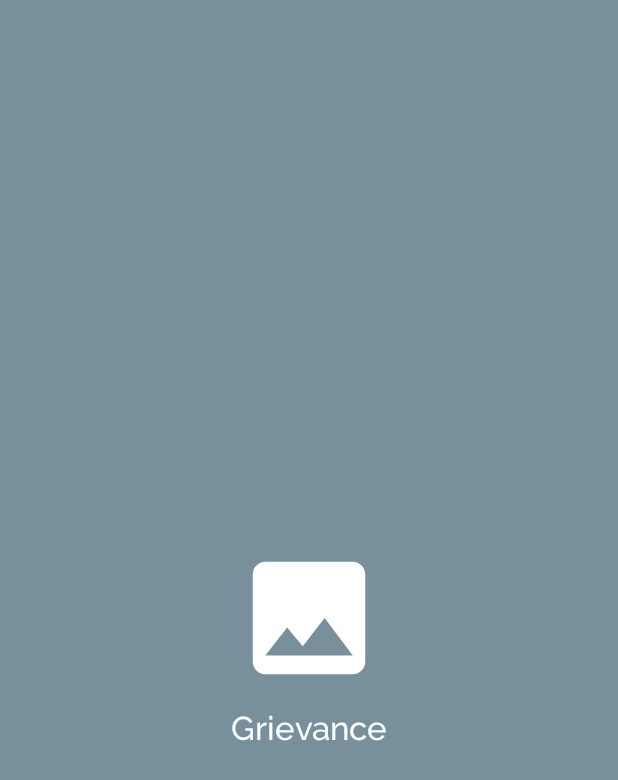
After one commit to abhilashlohar/emitra_app, an Android app: the SplashActivity screen opened directly, with no data from a screen before it, on a phone screen of 412 x 824 dp. The commit adds this screen. Shown: the top 780 px of the screen. Run offline under Robolectric (Android 15) with nearby library versions, the phone set to English and light mode, and no system bars; network calls fail.

Commit message:
First Commit

```diff
--- a/app/src/main/AndroidManifest.xml
+++ b/app/src/main/AndroidManifest.xml
@@ -9,7 +9,7 @@
         android:label="@string/app_name"
         android:supportsRtl="true"
         android:theme="@style/AppTheme">
-        <activity android:name=".activity.LoginActivity">
+        <activity android:name=".activity.SplashActivity">
             <intent-filter>
                 <action android:name="android.intent.action.MAIN" />
 
@@ -22,6 +22,9 @@
                 android:theme="@style/WelcomeScreenTheme" />
             -->
         </activity>
+        <activity
+            android:name=".activity.LoginActivity"
+            android:screenOrientation="portrait" />
         <activity
             android:name=".activity.StartActivity"
             android:screenOrientation="portrait"
--- a/app/src/main/java/com/phppoets/grievance/activity/PaymentStatusActivity.java
+++ b/app/src/main/java/com/phppoets/grievance/activity/PaymentStatusActivity.java
@@ -9,6 +9,7 @@ import android.support.v7.widget.LinearLayoutManager;
 import android.support.v7.widget.RecyclerView;
 import android.util.Log;
 import android.view.View;
+import android.widget.ProgressBar;
 import android.widget.TextView;
 
 import com.phppoets.grievance.R;
@@ -38,11 +39,13 @@ public class PaymentStatusActivity extends AppCompatActivity {
     BillDetail billDetail;
     List<BillDetail> billDetailList;
     CardView card_view;
+    ProgressBar progressBar;
 
     @Override
     protected void onCreate(@Nullable Bundle savedInstanceState) {
         super.onCreate(savedInstanceState);
         setContentView(R.layout.custom_payment_status);
+        progressBar = (ProgressBar) findViewById(R.id.progressBar);
         card_view = (CardView) findViewById(R.id.card_view);
         txtPNRNo = (TextView) findViewById(R.id.txtPNRNo);
         txtAmountShow = (TextView) findViewById(R.id.txtAmountShow);
@@ -80,6 +83,7 @@ public class PaymentStatusActivity extends AppCompatActivity {
                     // request successful (status code 200, 201)
                     // dialog.dismiss();
                     fetchDetailResult = response.body();
+                    progressBar.setVisibility(View.GONE);
                     card_view.setVisibility(View.VISIBLE);
                     Log.d("LoginActivity", "Status Code = " + fetchDetailResult.getResult().getFetchDetails().getBillDetails().toString());
                     if (fetchDetailResult.getResult().getFetchDetails().getTransactionDetails() != null) {
--- /dev/null
+++ b/app/src/main/java/com/phppoets/grievance/activity/SplashActivity.java
@@ -0,0 +1,57 @@
+package com.phppoets.grievance.activity;
+
+import android.content.Context;
+import android.content.Intent;
+import android.content.SharedPreferences;
+import android.os.Bundle;
+import android.os.Handler;
+import android.support.annotation.Nullable;
+import android.support.v7.app.AppCompatActivity;
+import android.widget.TextView;
+
+import com.phppoets.grievance.R;
+import com.phppoets.grievance.support.AppConfig;
+import com.phppoets.grievance.support.UIUtils;
+import com.phppoets.grievance.utility.TSTypeface;
+
+/**
+ * Created by user on 3/20/2017.
+ */
+public class SplashActivity extends AppCompatActivity {
+    Context context = SplashActivity.this;
+    SharedPreferences preferences;
+    Handler handler;
+    Runnable noticeRunnable;
+    TextView txtAppname;
+
+    @Override
+    protected void onCreate(@Nullable Bundle savedInstanceState) {
+        super.onCreate(savedInstanceState);
+        setContentView(R.layout.activit_splash);
+        txtAppname = (TextView) findViewById(R.id.txtAppname);
+        txtAppname.setTypeface(UIUtils.getTypeface(this, TSTypeface.MEDIUM));
+
+
+        preferences = getSharedPreferences(AppConfig.KEY_PREFS_NAME, MODE_PRIVATE);
+        handler = new Handler();
+        noticeRunnable = new Runnable() {
+            @Override
+            public void run() {
+                // TODO Auto-generated method stub
+                if (isLoggedIn()) {
+                    startActivity(new Intent(context, HomeActivity.class));
+                    finish();
+                } else {
+                    startActivity(new Intent(context, LoginActivity.class));
+                    finish();
+                }
+
+            }
+        };
+        handler.postDelayed(noticeRunnable, 3000);
+    }
+
+    public boolean isLoggedIn() {
+        return preferences.getBoolean(AppConfig.KEY_PREFS_ISLOGGED, false);
+    }
+}
--- a/app/src/main/java/com/phppoets/grievance/adapter/BillDetailAdapter.java
+++ b/app/src/main/java/com/phppoets/grievance/adapter/BillDetailAdapter.java
@@ -75,6 +75,7 @@ public class BillDetailAdapter extends RecyclerView.Adapter<BillDetailAdapter.My
 
         public void setFonts() {
             txtLabelValue.setTypeface(UIUtils.getTypeface(mContext, TSTypeface.MEDIUM));
+            txtLabelName.setTypeface(UIUtils.getTypeface(mContext, TSTypeface.MEDIUM));
             /*txtNewsSubTitle.setTypeface(UIUtils.getTypeface(mContext, TSTypeface.LIGHT));
             txtNewsDate.setTypeface(UIUtils.getTypeface(mContext, TSTypeface.LIGHT));
             textViewShare.setTypeface(UIUtils.getTypeface(mContext, TSTypeface.LIGHT));*/
--- /dev/null
+++ b/app/src/main/res/layout/activit_splash.xml
@@ -0,0 +1,25 @@
+<?xml version="1.0" encoding="utf-8"?>
+<RelativeLayout xmlns:android="http://schemas.android.com/apk/res/android"
+    android:layout_width="match_parent"
+    android:layout_height="match_parent"
+    android:background="@color/colorPrimary"
+    android:orientation="vertical">
+
+    <ImageView
+        android:id="@+id/imgIcon"
+        android:layout_width="100dp"
+        android:layout_height="100dp"
+        android:layout_centerInParent="true"
+        android:src="@drawable/ic_image_white" />
+
+    <TextView
+        android:id="@+id/txtAppname"
+        android:layout_width="wrap_content"
+        android:layout_height="wrap_content"
+        android:layout_below="@+id/imgIcon"
+        android:layout_centerHorizontal="true"
+        android:layout_marginTop="10dp"
+        android:text="@string/app_name"
+        android:textColor="@color/white"
+        android:textSize="22sp" />
+</RelativeLayout>
--- a/app/src/main/res/layout/activity_login.xml
+++ b/app/src/main/res/layout/activity_login.xml
@@ -143,5 +143,11 @@
 
     </LinearLayout>
 
+    <ProgressBar
+        android:id="@+id/progressBar"
+        android:layout_width="wrap_content"
+        android:layout_height="wrap_content"
+        android:layout_centerInParent="true"
+        android:visibility="gone" />
 
 </RelativeLayout>
--- a/app/src/main/res/layout/custom_bill_detail.xml
+++ b/app/src/main/res/layout/custom_bill_detail.xml
@@ -10,6 +10,7 @@
         android:id="@+id/rlMain"
         android:layout_width="match_parent"
         android:layout_height="wrap_content"
+        android:layout_marginTop="2dp"
         android:orientation="vertical">
 
         <LinearLayout
@@ -26,8 +27,9 @@
                 android:layout_width="0dp"
                 android:layout_height="wrap_content"
                 android:layout_weight="1"
+                android:singleLine="true"
                 android:text="@string/PNR"
-                android:textColor="@color/title" />
+                android:textColor="@color/colorPrimary" />
 
             <TextView
                 android:id="@+id/txtLabelValue"
```
Also changed, not shown: app/src/main/java/com/phppoets/grievance/activity/HomeActivity.java (+8 -0 lines), app/src/main/java/com/phppoets/grievance/activity/LoginActivity.java (+12 -1 lines), app/src/main/res/layout/activity_home.xml (+10 -4 lines), app/src/main/res/layout/custom_payment_status.xml (+70 -40 lines).
